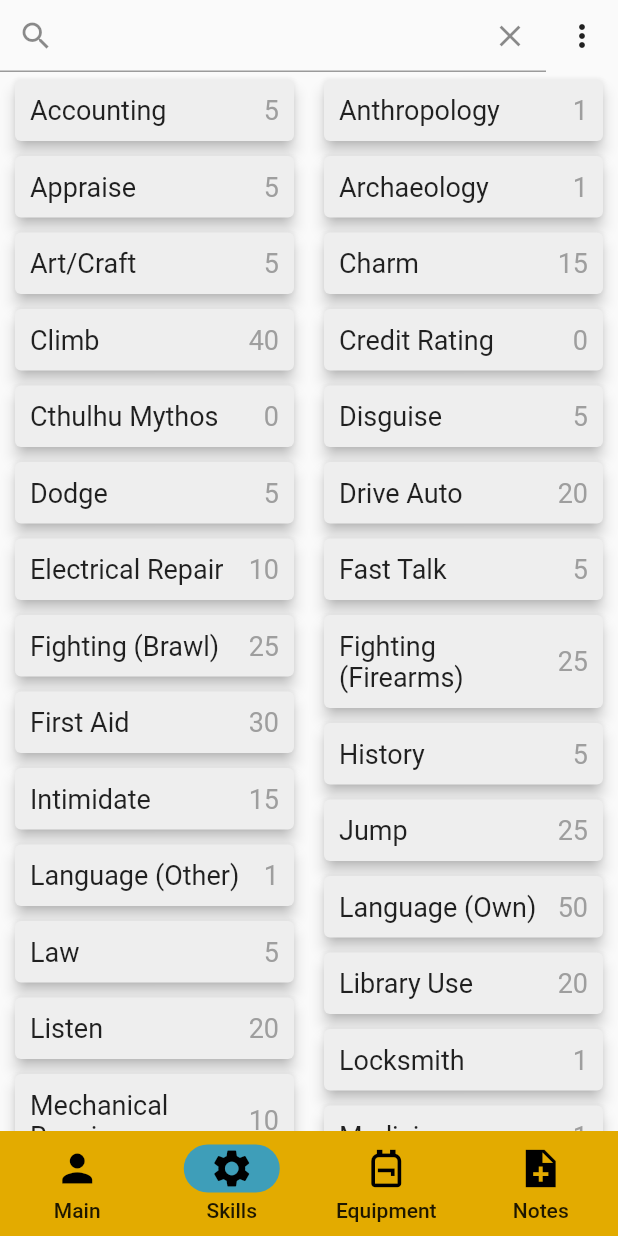
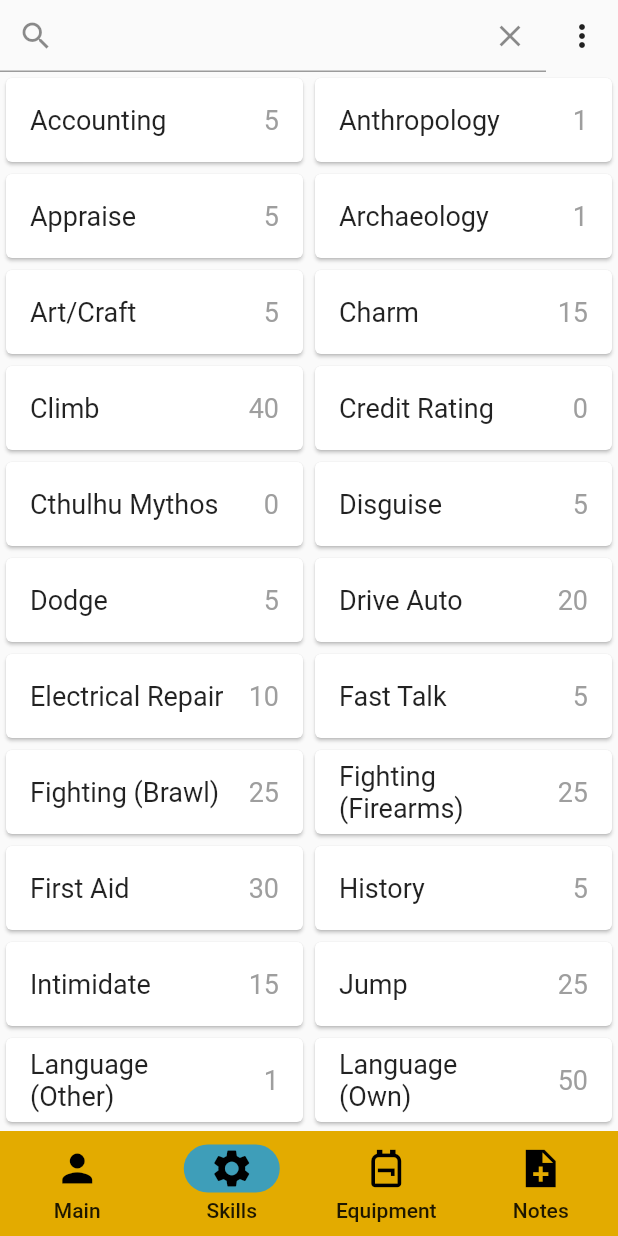
Before and after one commit to UserIOI/mobilkiApp, a Flutter app: the screen it shows after launch, item 2 of the bottom bar chosen, on a phone screen of 412 x 824 dp. Run offline on Flutter 3.47's test engine with Material 2 defaults, Android fonts, the phone set to English and light mode, and no system bars; missing offline and left inert: dice_icons.

Commit message:
Made Skill and SkillCard classes much simpler. Fields in Skill have been simplified and renamed, SkillCard now uses ListTile

```diff
--- a/mobilki_app/lib/call_of_cthulhu/character_sheet/skills/edit_ability_dialog.dart
+++ b/mobilki_app/lib/call_of_cthulhu/character_sheet/skills/edit_ability_dialog.dart
@@ -36,7 +36,7 @@ class _EditAbilityDialogState extends State<EditAbilityDialog> {
     if(userLevel <= 0) {
       canBeLower = false;
     }
-    if(widget.skill.baseSuccessChance + userLevel >= 99) {
+    if(widget.skill.baseLevel + userLevel >= 99) {
       canBeHigher = false;
     }
   }
@@ -69,7 +69,7 @@ class _EditAbilityDialogState extends State<EditAbilityDialog> {
       } else if(userLevel < 0) {
         cannotSaveMessage = "User level has to be at least 0";
         canBeSaved = false;
-      } else if(widget.skill.baseSuccessChance + userLevel > 99) {
+      } else if(widget.skill.baseLevel + userLevel > 99) {
         cannotSaveMessage = "Total score cannot exceed 99";
       } else {
         cannotSaveMessage = "";
@@ -77,7 +77,7 @@ class _EditAbilityDialogState extends State<EditAbilityDialog> {
       }
       // updating canBeLower and canBeHigher
       canBeLower = userLevel > 0 ? true : false;
-      canBeHigher = widget.skill.baseSuccessChance + userLevel < 99 ? true : false;
+      canBeHigher = widget.skill.baseLevel + userLevel < 99 ? true : false;
     });
   }
 
@@ -91,7 +91,7 @@ class _EditAbilityDialogState extends State<EditAbilityDialog> {
             mainAxisAlignment: MainAxisAlignment.spaceBetween,
             children: [
               const Text("Base level:"),
-              Text(" ${widget.skill.baseSuccessChance}"),
+              Text(" ${widget.skill.baseLevel}"),
             ],
           ),
           Row(
@@ -102,8 +102,8 @@ class _EditAbilityDialogState extends State<EditAbilityDialog> {
                 children: [
                   IconButton(
                       onPressed: canBeLower ? () { // setting onPressed to null disables the button
-                        if(widget.skill.baseSuccessChance + userLevel > 99) {
-                          updateUserLevel(99 - widget.skill.baseSuccessChance, true);
+                        if(widget.skill.baseLevel + userLevel > 99) {
+                          updateUserLevel(99 - widget.skill.baseLevel, true);
                         } else {
                           updateUserLevel(userLevel - 1, true);
                         }
@@ -137,7 +137,7 @@ class _EditAbilityDialogState extends State<EditAbilityDialog> {
             mainAxisAlignment: MainAxisAlignment.spaceBetween,
             children: [
               const Text("Success chance:"),
-              Text("${widget.skill.baseSuccessChance + userLevel}"),
+              Text("${widget.skill.baseLevel + userLevel}"),
             ],
           ),
           Text(cannotSaveMessage),
@@ -146,7 +146,7 @@ class _EditAbilityDialogState extends State<EditAbilityDialog> {
       actions: [
         TextButton(onPressed: () { Navigator.of(context).pop(false); }, child: const Text("Cancel")),
         TextButton(onPressed: canBeSaved ? () {
-          widget.skill.updateUserLevel(userLevel);
+          widget.skill.userLevel = userLevel;
           Navigator.of(context).pop(true);
         } : null, child: const Text("Save")),
       ],
--- a/mobilki_app/lib/call_of_cthulhu/character_sheet/skills/new_ability_dialog.dart
+++ b/mobilki_app/lib/call_of_cthulhu/character_sheet/skills/new_ability_dialog.dart
@@ -185,8 +185,7 @@ class _NewAbilityDialogState extends State<NewAbilityDialog> {
       actions: [
         TextButton(onPressed: () { Navigator.of(context).pop(); }, child: const Text("Cancel")),
         TextButton(onPressed: canBeSaved ? () {
-          Skill skill = Skill(name, baseLevel, true);
-          skill.updateUserLevel(userLevel);
+          Skill skill = Skill(name, baseLevel, userLevel, true);
           Navigator.of(context).pop(skill);
         } : null, child: const Text("Save")),
       ],
--- a/mobilki_app/lib/call_of_cthulhu/character_sheet/skills/skill.dart
+++ b/mobilki_app/lib/call_of_cthulhu/character_sheet/skills/skill.dart
@@ -1,18 +1,8 @@
 class Skill {
   late String name;
-  late int baseSuccessChance;
-  int userLevel=0;
+  late int baseLevel;
+  late int userLevel;
   late bool isUserCreated;
-  late int overallSuccessChance;
 
-  Skill(this.name, this.baseSuccessChance, this.isUserCreated) {
-    overallSuccessChance = baseSuccessChance;
-  }
-
-  void updateUserLevel(int level) {
-    if(level >= 0 && level + baseSuccessChance <= 99) {
-      userLevel = level;
-      overallSuccessChance = baseSuccessChance + userLevel;
-    }
-  }
+  Skill(this.name, this.baseLevel, this.userLevel, this.isUserCreated);
 }
--- a/mobilki_app/lib/call_of_cthulhu/character_sheet/skills/skill_card.dart
+++ b/mobilki_app/lib/call_of_cthulhu/character_sheet/skills/skill_card.dart
@@ -15,37 +15,27 @@ class _SkillCardState extends State<SkillCard> {
   @override
   Widget build(BuildContext context) {
     return Card(
-      color: Colors.grey[200],
-      elevation: 4,
-      margin: const EdgeInsets.symmetric(vertical: 5, horizontal: 10),
       child: InkWell(
         onTap: () => showEditAbilityDialog(context, widget.skill).then((value) {
           if(value != null && value == true) {
             setState(() {});
           }
         }),
-        child: Padding(
-          padding: const EdgeInsets.all(10.0),
-          child: Row(
-            mainAxisAlignment: MainAxisAlignment.spaceBetween,
-            children: [
-              Expanded(
-                child: Text(
+        child: ListTile(
+          leading: widget.skill.isUserCreated ? const Icon(Icons.person) : null,
+          title: Text(
               widget.skill.name,
               style: const TextStyle(
                   fontSize: 18
               )
           ),
-              ),
-              Text(
-                  widget.skill.overallSuccessChance.toString(),
+          trailing: Text(
+              (widget.skill.baseLevel + widget.skill.userLevel).toString(),
               style: TextStyle(
                 fontSize: 18,
                 color: widget.skill.userLevel == 0 ? Colors.grey[500] : Colors.grey[900],
                 fontWeight: widget.skill.userLevel == 0 ? FontWeight.normal : FontWeight.bold,
               )
-              )
-            ],
           ),
         ),
       ),
--- a/mobilki_app/lib/call_of_cthulhu/character_sheet/skills/skills_view.dart
+++ b/mobilki_app/lib/call_of_cthulhu/character_sheet/skills/skills_view.dart
@@ -128,51 +128,51 @@ class _SkillsViewState extends State<SkillsView> {
 
   List<Skill> getDefaultSkills() {
     List<Skill> skillList = [
-      Skill("Accounting", 5, false),
-          Skill("Anthropology", 1, false),
-          Skill("Appraise", 5, false),
-          Skill("Archaeology", 1, false),
-          Skill("Art/Craft", 5, false),
-          Skill("Charm", 15, false),
-          Skill("Climb", 40, false),
-          Skill("Credit Rating", 0, false),
-          Skill("Cthulhu Mythos", 0, false),
-          Skill("Disguise", 5, false),
-          Skill("Dodge", (getDEX() ~/ 2), false),
-          Skill("Drive Auto", 20, false),
-          Skill("Electrical Repair", 10, false),
-          Skill("Fast Talk", 5, false),
-          Skill("Fighting (Brawl)", 25, false),
-          Skill("Fighting (Firearms)", 25, false),
-          Skill("First Aid", 30, false),
-          Skill("History", 5, false),
-          Skill("Intimidate", 15, false),
-          Skill("Jump", 25, false),
-          Skill("Language (Other)", 1, false),
-          Skill("Language (Own)", getEDU() * 5, false),
-          Skill("Law", 5, false),
-          Skill("Library Use", 20, false),
-          Skill("Listen", 20, false),
-          Skill("Locksmith", 1, false),
-          Skill("Mechanical Repair", 10, false),
-          Skill("Medicine", 1, false),
-          Skill("Natural History", 10, false),
-          Skill("Navigate", 10, false),
-          Skill("Occult", 5, false),
-          Skill("Operate Heavy Machinery", 1, false),
-          Skill("Persuade", 10, false),
-          Skill("Pilot", 1, false),
-          Skill("Psychology", 5, false),
-          Skill("Psychoanalysis", 1, false),
-          Skill("Ride", 5, false),
-          Skill("Science", 1, false),
-          Skill("Sleight of Hand", 10, false),
-          Skill("Spot Hidden", 25, false),
-          Skill("Stealth", 20, false),
-          Skill("Survival", 10, false),
-          Skill("Swim", 25, false),
-          Skill("Throw", 25, false),
-          Skill("Track", 10, false),
+      Skill("Accounting", 5, 0, false),
+          Skill("Anthropology", 1, 0, false),
+          Skill("Appraise", 5, 0, false),
+          Skill("Archaeology", 1, 0, false),
+          Skill("Art/Craft", 5, 0, false),
+          Skill("Charm", 15, 0, false),
+          Skill("Climb", 40, 0, false),
+          Skill("Credit Rating", 0, 0, false),
+          Skill("Cthulhu Mythos", 0, 0, false),
+          Skill("Disguise", 5, 0, false),
+          Skill("Dodge", (getDEX() ~/ 2), 0, false),
+          Skill("Drive Auto", 20, 0, false),
+          Skill("Electrical Repair", 10, 0, false),
+          Skill("Fast Talk", 5, 0, false),
+          Skill("Fighting (Brawl)", 25, 0, false),
+          Skill("Fighting (Firearms)", 25, 0, false),
+          Skill("First Aid", 30, 0, false),
+          Skill("History", 5, 0, false),
+          Skill("Intimidate", 15, 0, false),
+          Skill("Jump", 25, 0, false),
+          Skill("Language (Other)", 1, 0, false),
+          Skill("Language (Own)", getEDU() * 5, 0, false),
+          Skill("Law", 5, 0, false),
+          Skill("Library Use", 20, 0, false),
+          Skill("Listen", 20, 0, false),
+          Skill("Locksmith", 1, 0, false),
+          Skill("Mechanical Repair", 10, 0, false),
+          Skill("Medicine", 1, 0, false),
+          Skill("Natural History", 10, 0, false),
+          Skill("Navigate", 10, 0, false),
+          Skill("Occult", 5, 0, false),
+          Skill("Operate Heavy Machinery", 1, 0, false),
+          Skill("Persuade", 10, 0, false),
+          Skill("Pilot", 1, 0, false),
+          Skill("Psychology", 5, 0, false),
+          Skill("Psychoanalysis", 1, 0, false),
+          Skill("Ride", 5, 0, false),
+          Skill("Science", 1, 0, false),
+          Skill("Sleight of Hand", 10, 0, false),
+          Skill("Spot Hidden", 25, 0, false),
+          Skill("Stealth", 20, 0, false),
+          Skill("Survival", 10, 0, false),
+          Skill("Swim", 25, 0, false),
+          Skill("Throw", 25, 0, false),
+          Skill("Track", 10, 0, false),
     ];
     return skillList;
   }
```
Lines whose indentation alone changed are shown as unchanged.
